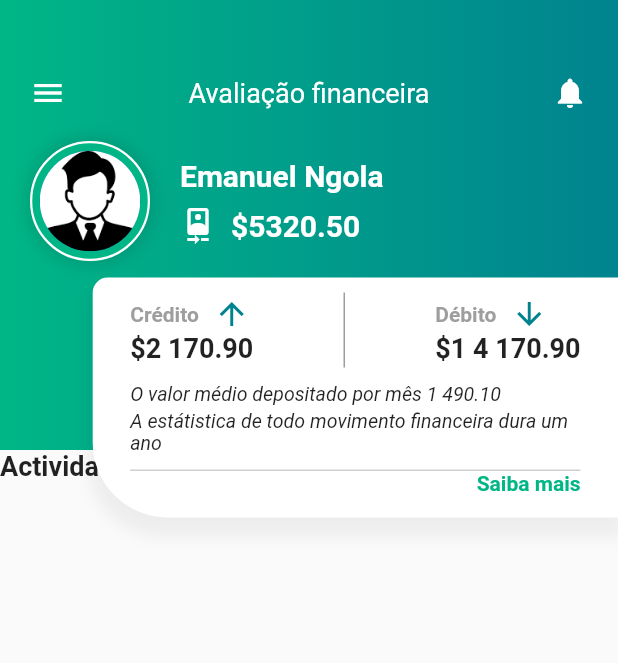
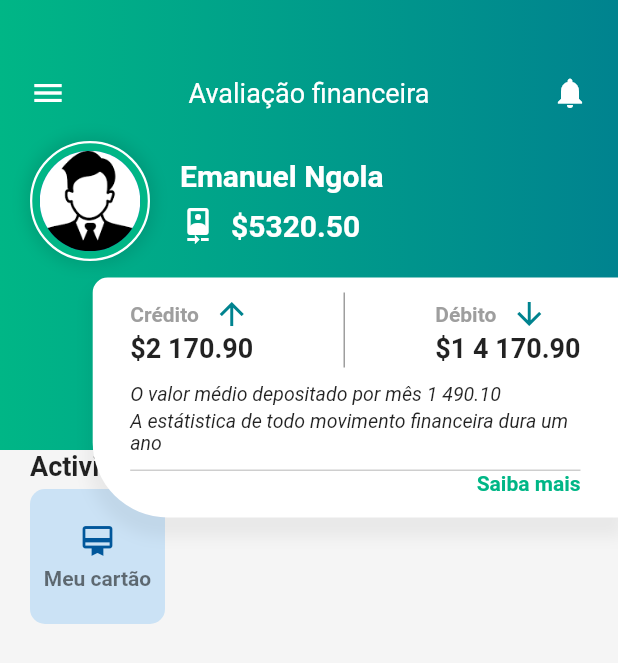
Before and after one commit to Emanuel2019/financial, a Flutter app: the screen it shows after launch, on a phone screen of 412 x 824 dp. Shown: the top 663 px of the screen. Run offline on Flutter 3.47's test engine with Material 2 defaults, Android fonts, the light colour scheme and no system bars.

Commit message:
create new

```diff
--- a/lib/main.dart
+++ b/lib/main.dart
@@ -146,10 +146,41 @@ class _MyHomePageState extends State<MyHomePage> {
                 ),
               ),
               Expanded(
-                child: Container(child: ListView(children: [
+                child: Container(
+                  padding: EdgeInsets.symmetric(horizontal: 20),
+                  color: Colors.grey.shade100,
+                  child: ListView(children: [
                   Text("Actividades",
                   style: TextStyle(fontSize: 18,fontWeight: FontWeight.bold),
+                  ),
+                  SizedBox(height: 5,),
+                  Row(
+                    children: [
+                      Container(
+                        height: 90,
+                        width: 90,
+                        decoration: BoxDecoration(
+                          color: Colors.blue.withOpacity(0.2),
+                          borderRadius: BorderRadius.circular(10.0)
+                        ),
+                        child: Column(
+                          mainAxisAlignment: MainAxisAlignment.center,
+                          children: [
+                            Icon(Icons.card_membership,color: Color(0XFF01579B),),
+                            SizedBox(
+                              height: 5,
+                            ),
+                            Text('Meu cartão',style:
+                            TextStyle(fontWeight: FontWeight.bold,
+                            color: Colors.black54
+                            )
+                            ,)
+                          ],
+                        ),
+                      )
+                    ],
                   )
+
                 ]),),
               )
             ],
```
